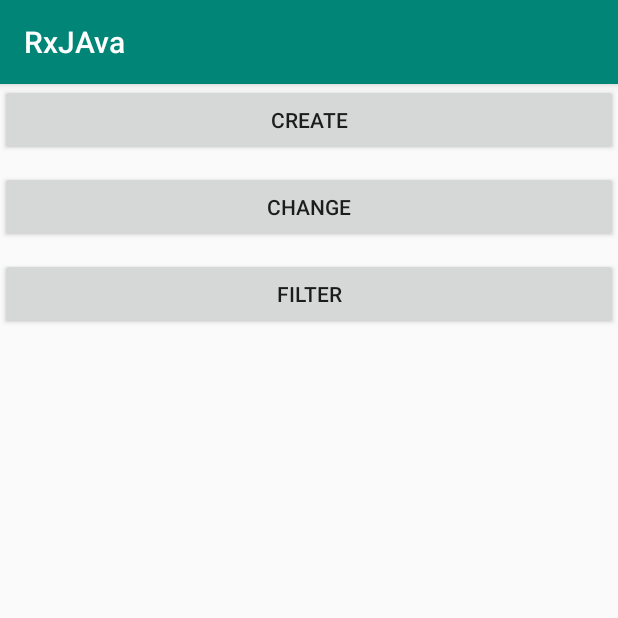
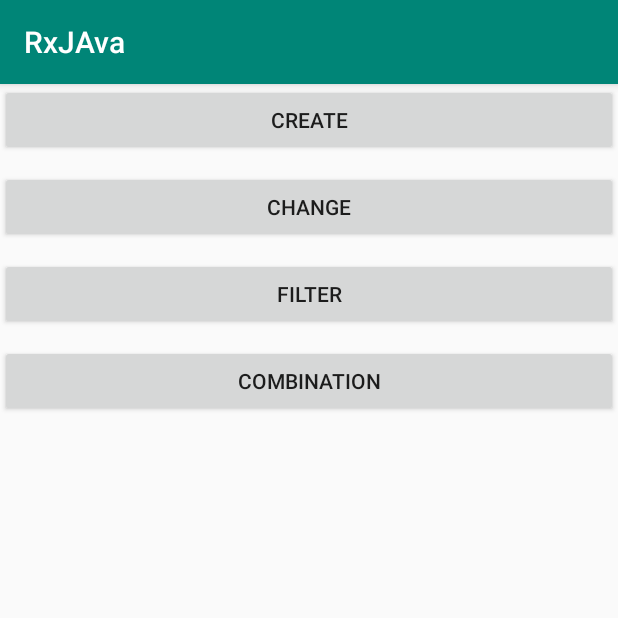
Before and after one commit to wuxiaoming1018/RxJAva2, an Android app: the screen it shows after launch (MainActivity), on a phone screen of 412 x 824 dp, the top half of it. Run offline under Robolectric (Android 15) with nearby library versions, the phone set to English and light mode, and no system bars; our stand-ins replace RxJava; libraries missing offline, so code that uses them is left out: com.blankj.utilcode.

Commit message:
组合操作符

```diff
--- a/app/src/main/java/com/example/rxjava/MainActivity.java
+++ b/app/src/main/java/com/example/rxjava/MainActivity.java
@@ -1,12 +1,12 @@
 package com.example.rxjava;
 
+import android.os.Bundle;
 import android.support.v7.app.AppCompatActivity;
-import android.os.Bundle;
 import android.view.View;
 import android.widget.Button;
-import android.widget.TextView;
 
 import com.blankj.utilcode.util.LogUtils;
+import com.example.rxjava.combination.ObservableCombination;
 import com.example.rxjava.conversion.Change;
 import com.example.rxjava.filter.ObservableFilter;
 
@@ -18,7 +18,7 @@ import io.reactivex.schedulers.Schedulers;
 
 public class MainActivity extends AppCompatActivity {
 
-    private Button textView, change, filter;
+    private Button textView, change, filter, combination;
     int count = 0;
 
     @Override
@@ -28,12 +28,20 @@ public class MainActivity extends AppCompatActivity {
         textView = findViewById(R.id.text);
         change = findViewById(R.id.change);
         filter = findViewById(R.id.filter);
+        combination = findViewById(R.id.combination);
         textView.setOnClickListener(this::create);
         change.setOnClickListener(this::change);
         filter.setOnClickListener(v -> {
 //            ObservableFilter.filter();
 //            ObservableFilter.distince();
             ObservableFilter.debounce();
+        });
+        combination.setOnClickListener(v -> {
+//            ObservableCombination.zip();
+//            ObservableCombination.concat();
+//            ObservableCombination.merge();
+//            ObservableCombination.combineLatest();
+            ObservableCombination.startWitch();
         });
     }
 
--- a/app/src/main/java/com/example/rxjava/filter/ObservableFilter.java
+++ b/app/src/main/java/com/example/rxjava/filter/ObservableFilter.java
@@ -12,6 +12,9 @@ import io.reactivex.functions.Function;
 import io.reactivex.functions.Predicate;
 import io.reactivex.schedulers.Schedulers;
 
+/**
+ * 过滤操作符
+ */
 public class ObservableFilter {
 
     public static void filter() {
--- a/app/src/main/res/layout/activity_main.xml
+++ b/app/src/main/res/layout/activity_main.xml
@@ -30,4 +30,12 @@
         android:text="filter"
         app:layout_constraintTop_toBottomOf="@id/change" />
 
+    <Button
+        android:id="@+id/combination"
+        android:layout_width="match_parent"
+        android:layout_height="wrap_content"
+        android:layout_marginTop="10dp"
+        android:text="combination"
+        app:layout_constraintTop_toBottomOf="@id/filter" />
+
 </android.support.constraint.ConstraintLayout>
```
Also changed, not shown: app/src/main/java/com/example/rxjava/combination/ObservableCombination.java (added, +130 -0 lines), app/src/main/java/com/example/rxjava/error/ObservableError.java (added, +9 -0 lines).
